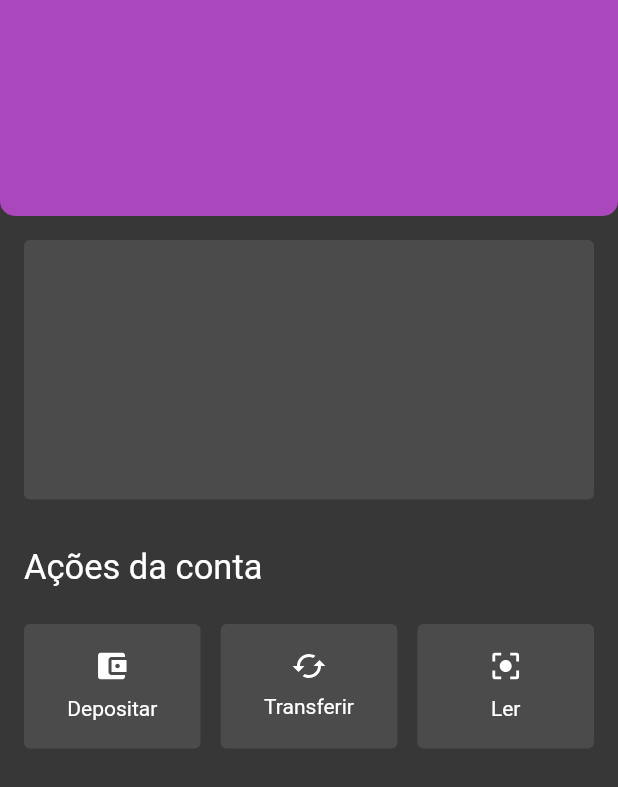
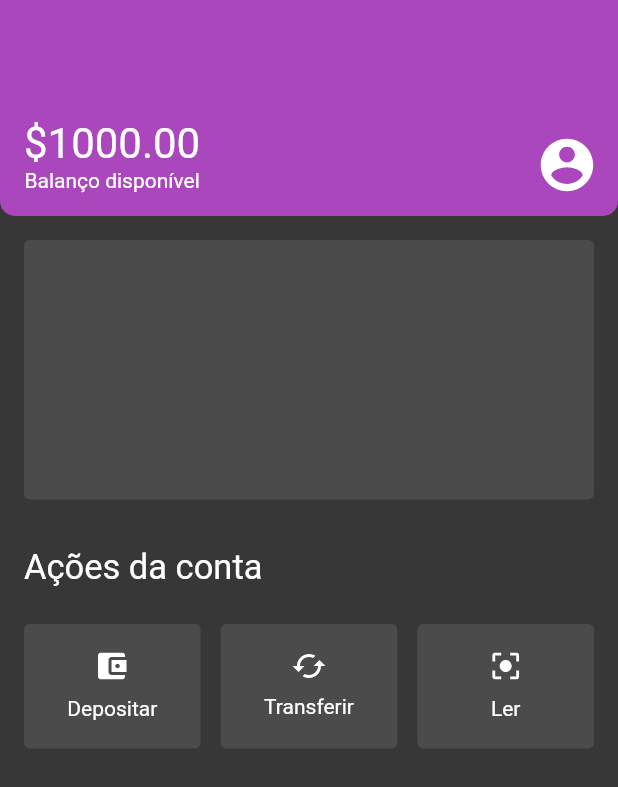
Before and after one commit to lukzfreitas/alura_challenge_mobile, a Flutter app: the HomeView screen opened by its route, on a phone screen of 412 x 824 dp. Shown: the top 787 px of the screen. Run offline on Flutter 3.47's test engine with Material 2 defaults, Android fonts, the phone set to English and light mode, and no system bars; our stand-ins replace dio, flutter_svg, get, shared_preferences; accounts and stored records are empty.

Commit message:
Creating header

```diff
--- a/lib/app/modules/home/widgets/header.dart
+++ b/lib/app/modules/home/widgets/header.dart
@@ -1,3 +1,4 @@
+import 'package:alura_challenge_mobile/app/core/utils/icon_svg.dart';
 import 'package:flutter/material.dart';
 
 class Header extends StatelessWidget {
@@ -5,9 +6,10 @@ class Header extends StatelessWidget {
 
   @override
   Widget build(BuildContext context) {
-    return Container(
+    return LayoutBuilder(
+      builder: (context, constraints) => Container(
         height: 144.0,
-
+        width: constraints.maxWidth,
         decoration: const BoxDecoration(
           color: Color(0xffAB47BC),
           borderRadius: BorderRadius.only(
@@ -15,6 +17,40 @@ class Header extends StatelessWidget {
             bottomRight: Radius.circular(10.0),
           ),
         ),
+        child: Padding(
+          padding: const EdgeInsets.all(16.0),
+          child: Row(
+            crossAxisAlignment: CrossAxisAlignment.end,
+            mainAxisAlignment: MainAxisAlignment.spaceBetween,
+            children: [
+              Column(
+                mainAxisAlignment: MainAxisAlignment.end,
+                children: const [
+                  Text(
+                    "\$1000.00",
+                    style: TextStyle(
+                      color: Color(0xffFFFFFF),
+                      fontFamily: 'Roboto',
+                      fontStyle: FontStyle.normal,
+                      fontSize: 28.0,
+                    ),
+                  ),
+                  Text(
+                    "Balanço disponível",
+                    style: TextStyle(
+                      color: Color(0xffFFFFFF),
+                      fontFamily: 'Roboto',
+                      fontStyle: FontStyle.normal,
+                      fontSize: 14.0,
+                    ),
+                  ),
+                ],
+              ),
+              LoadIconSvg(IconsSvg.USER)
+            ],
+          ),
+        ),
+      ),
     );
   }
 }
```
Also changed, not shown: lib/app/modules/home/views/home_view.dart (+5 -4 lines). Lines whose indentation alone changed are shown as unchanged.
